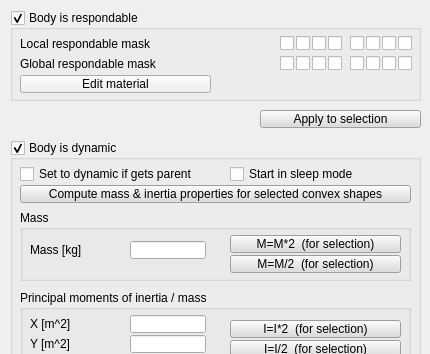
The window that ui/qdlgshapedyn.ui (CoppeliaRobotics/coppeliaSimLib) describes before a commit, drawn with Qt 5; both pictures show x 0 to 430 and y 0 to 354 of the 430 by 560 pixel window.
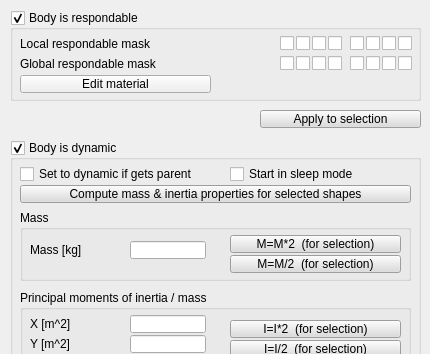
The same window after the commit.

Commit message: refact. + mesh inertia comput. via Mujoco + etc.

What changed in the file:
```diff
--- a/ui/qdlgshapedyn.ui
+++ b/ui/qdlgshapedyn.ui
@@ -1767,7 +1767,7 @@
      <enum>Qt::StrongFocus</enum>
     </property>
     <property name="text">
-     <string>Compute mass &amp;&amp; inertia properties for selected convex shapes</string>
+     <string>Compute mass &amp;&amp; inertia properties for selected shapes</string>
     </property>
    </widget>
    <widget class="QCheckBox" name="qqSleepModeStart">
```
The commit also changes 14 other files.
